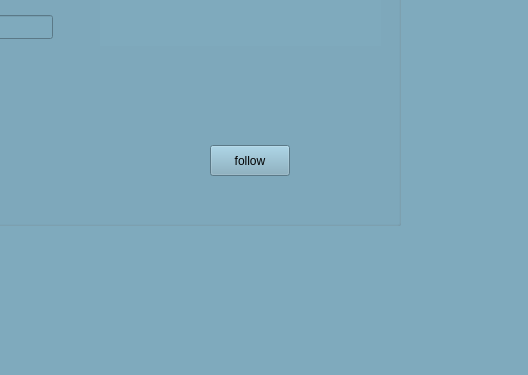
This is viewprofile.ui in white-vessel/eyd-project as Qt 5 draws it before an edit; both pictures show x 420 to 948 and y 225 to 600 of the 948 by 600 pixel window. The edited form follows.
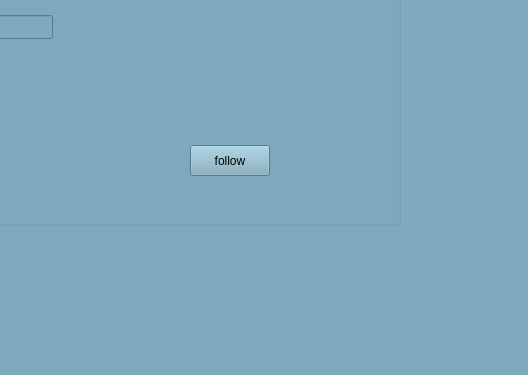
This is the edited form. Icons and pictures are not drawn.

```diff
--- a/viewprofile.ui
+++ b/viewprofile.ui
@@ -185,7 +185,7 @@
     <widget class="QPushButton" name="pushButton_6">
      <property name="geometry">
       <rect>
-       <x>460</x>
+       <x>440</x>
        <y>330</y>
        <width>80</width>
        <height>31</height>
```
